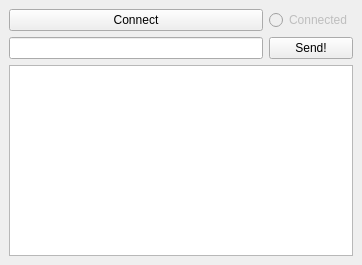
This is client/mainwindow.ui in gravoo/hello_qt as Qt 5 draws it before an edit. The edited form follows.
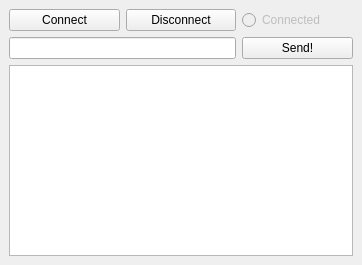
This is the edited form.

Commit message: add disconnected button

What changed in the file:
```diff
--- a/client/mainwindow.ui
+++ b/client/mainwindow.ui
@@ -17,34 +17,17 @@
    <layout class="QVBoxLayout" name="verticalLayout_4">
     <item>
      <layout class="QGridLayout" name="gridLayout">
-      <item row="9" column="0">
-       <layout class="QVBoxLayout" name="verticalLayout_7"/>
-      </item>
-      <item row="7" column="0">
-       <widget class="QLineEdit" name="lineEdit">
-        <property name="toolTip">
-         <string>&lt;html&gt;&lt;head/&gt;&lt;body&gt;&lt;p&gt;&lt;br/&gt;&lt;/p&gt;&lt;/body&gt;&lt;/html&gt;</string>
-        </property>
-       </widget>
-      </item>
-      <item row="8" column="0" colspan="2">
+      <item row="9" column="0" colspan="3">
        <widget class="QTextBrowser" name="textBrowser"/>
       </item>
-      <item row="7" column="1">
+      <item row="8" column="2">
        <widget class="QPushButton" name="sendButton">
         <property name="text">
          <string>Send!</string>
         </property>
        </widget>
       </item>
-      <item row="0" column="0">
-       <widget class="QPushButton" name="connectButton">
-        <property name="text">
-         <string>Connect</string>
-        </property>
-       </widget>
-      </item>
-      <item row="0" column="1">
+      <item row="1" column="2">
        <widget class="QRadioButton" name="connectionIndicator">
         <property name="enabled">
          <bool>false</bool>
@@ -57,6 +40,30 @@
         </property>
        </widget>
       </item>
+      <item row="1" column="0">
+       <widget class="QPushButton" name="connectButton">
+        <property name="text">
+         <string>Connect</string>
+        </property>
+       </widget>
+      </item>
+      <item row="10" column="0">
+       <layout class="QVBoxLayout" name="verticalLayout_7"/>
+      </item>
+      <item row="1" column="1">
+       <widget class="QPushButton" name="disconnectButton">
+        <property name="text">
+         <string>Disconnect</string>
+        </property>
+       </widget>
+      </item>
+      <item row="8" column="0" colspan="2">
+       <widget class="QLineEdit" name="lineEdit">
+        <property name="toolTip">
+         <string>&lt;html&gt;&lt;head/&gt;&lt;body&gt;&lt;p&gt;&lt;br/&gt;&lt;/p&gt;&lt;/body&gt;&lt;/html&gt;</string>
+        </property>
+       </widget>
+      </item>
      </layout>
     </item>
    </layout>
```
The commit also changes 5 other files.
